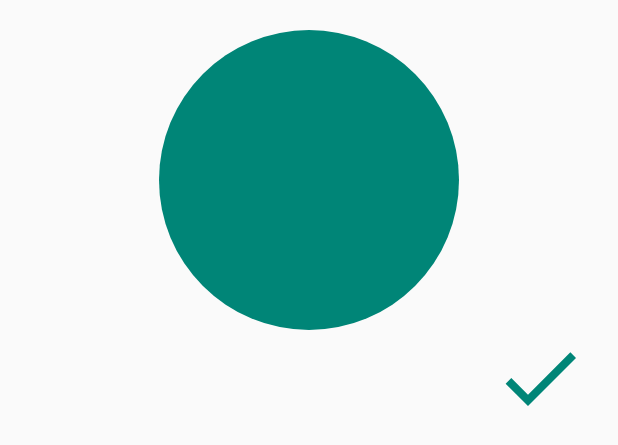
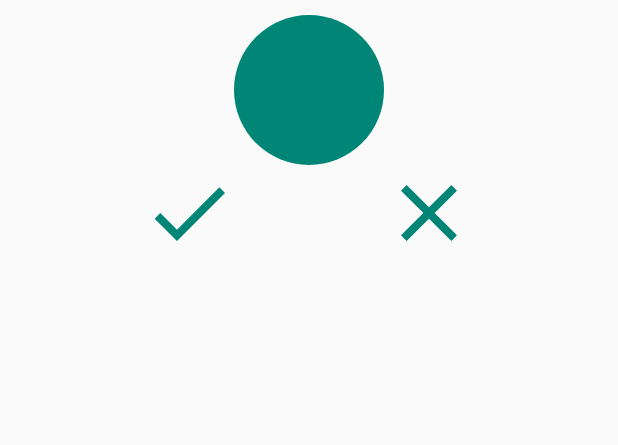
Before and after one commit to OussEmaDevCode/Meet_me, an Android app: the layout pick_image.xml on its own in the app's theme, with its tools: preview values and no code run, on a phone screen of 412 x 824 dp. Shown: the top 445 px of the screen. Run offline under Robolectric (Android 15) with nearby library versions, the phone set to English and light mode, and no system bars.

Commit message:
fixed the out of memory bug , added cancel button in the preview dialog, improved image compressing

```diff
--- a/app/src/main/AndroidManifest.xml
+++ b/app/src/main/AndroidManifest.xml
@@ -18,11 +18,11 @@
     <application
         android:allowBackup="true"
         android:hardwareAccelerated="false"
+        android:largeHeap="true"
+        android:supportsRtl="true"
         android:icon="@mipmap/meetme"
         android:label="@string/app_name"
-        android:largeHeap="true"
         android:roundIcon="@mipmap/meetme"
-        android:supportsRtl="true"
         android:theme="@style/AppTheme">
         <activity
             android:name=".MainActivity"
--- /dev/null
+++ b/app/src/main/res/drawable/ic_close_green_24dp.xml
@@ -0,0 +1,9 @@
+<vector xmlns:android="http://schemas.android.com/apk/res/android"
+        android:width="24dp"
+        android:height="24dp"
+        android:viewportWidth="24.0"
+        android:viewportHeight="24.0">
+    <path
+        android:fillColor="#008577"
+        android:pathData="M19,6.41L17.59,5 12,10.59 6.41,5 5,6.41 10.59,12 5,17.59 6.41,19 12,13.41 17.59,19 19,17.59 13.41,12z"/>
+</vector>
--- a/app/src/main/res/layout/pick_image.xml
+++ b/app/src/main/res/layout/pick_image.xml
@@ -4,19 +4,30 @@
     android:orientation="vertical"
     android:layout_width="match_parent"
     android:layout_height="match_parent"
-    android:padding="20dp">
+    android:paddingTop="10dp">
 <de.hdodenhof.circleimageview.CircleImageView
-    android:layout_width="200dp"
-    android:layout_height="200dp"
+    android:layout_width="100dp"
+    android:layout_height="100dp"
     android:id="@+id/circular_image"
     android:layout_centerHorizontal="true"
     android:src ="@color/colorPrimary"/>
+    <LinearLayout
+        android:layout_width="wrap_content"
+        android:layout_height="wrap_content"
+        android:layout_below="@id/circular_image"
+        android:layout_centerHorizontal="true">
     <Button
-        android:layout_below="@id/circular_image"
         android:layout_width="64dp"
         android:layout_height="64dp"
         android:id="@+id/ok"
-        android:layout_alignParentRight="true"
+        android:layout_marginRight="48dp"
         android:background="@drawable/ic_check_green_24dp"/>
+    <Button
+        android:layout_width="64dp"
+        android:layout_height="64dp"
+        android:id="@+id/no"
+        android:layout_marginLeft="48dp"
+        android:background="@drawable/ic_close_green_24dp"/>
+    </LinearLayout>
 
 </RelativeLayout>
```
Also changed, not shown: app/src/main/java/com/pewds/oussa/meetme/MainActivity.java (+137 -36 lines).
